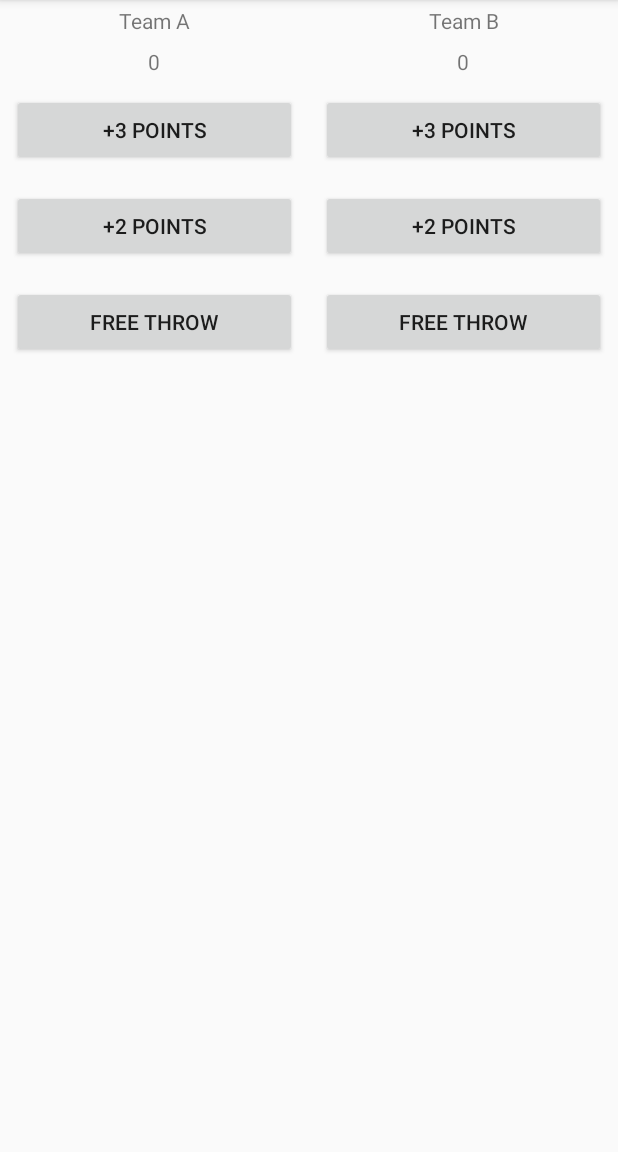
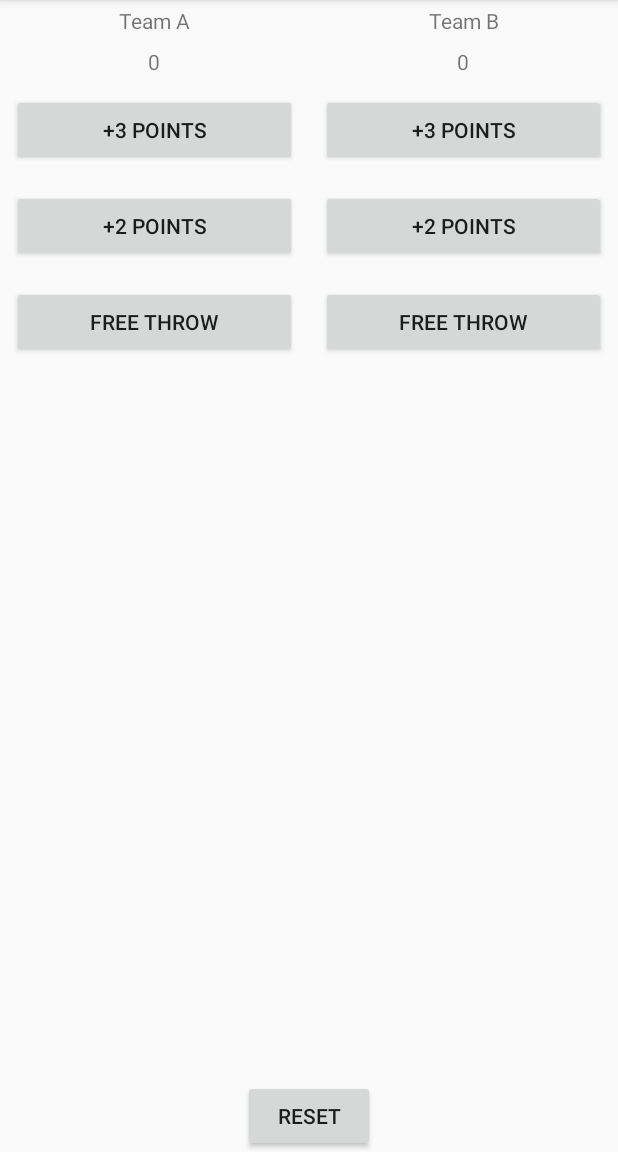
Before and after one commit to Harrison-Wall/Udacity, an Android app: the screen it shows after launch (MainActivity), on a phone screen of 412 x 824 dp, the part 84-1236 px from its top. Run offline under Robolectric (Android 15) with nearby library versions, the phone set to English and light mode, and no system bars.

Commit message:
Added Reset button/method

```diff
--- a/CourtCounter/app/src/main/java/com/example/android/courtcounter/MainActivity.java
+++ b/CourtCounter/app/src/main/java/com/example/android/courtcounter/MainActivity.java
@@ -90,4 +90,12 @@ public class MainActivity extends AppCompatActivity
         scoreTeamB ++;
         displayForTeamB(scoreTeamB);
     }
+
+    public void resetScores(View view)
+    {
+        scoreTeamA = 0;
+        scoreTeamB = 0;
+        displayForTeamB(scoreTeamB);
+        displayForTeamA(scoreTeamA);
+    }
 }
--- a/CourtCounter/app/src/main/res/layout/activity_main.xml
+++ b/CourtCounter/app/src/main/res/layout/activity_main.xml
@@ -1,16 +1,20 @@
 <?xml version="1.0" encoding="utf-8"?>
-<LinearLayout xmlns:android="http://schemas.android.com/apk/res/android"
+<RelativeLayout xmlns:android="http://schemas.android.com/apk/res/android"
     xmlns:tools="http://schemas.android.com/tools"
+    android:layout_width="wrap_content"
+    android:layout_height="wrap_content">
+
+    <LinearLayout
         android:layout_width="match_parent"
         android:layout_height="match_parent"
         android:orientation="horizontal"
         tools:context=".MainActivity">
 
         <LinearLayout
-        android:layout_weight="1"
             android:layout_width="0dp"
             android:layout_height="wrap_content"
-        android:orientation="vertical" >
+            android:layout_weight="1"
+            android:orientation="vertical">
 
             <TextView
                 android:layout_width="match_parent"
@@ -31,30 +35,30 @@
                 android:layout_width="match_parent"
                 android:layout_height="wrap_content"
                 android:layout_margin="8dp"
-            android:text="+3 Points"
-            android:onClick="plus3TeamA"/>
+                android:onClick="plus3TeamA"
+                android:text="+3 Points" />
 
             <Button
                 android:layout_width="match_parent"
                 android:layout_height="wrap_content"
                 android:layout_margin="8dp"
-            android:text="+2 Points"
-            android:onClick="plus2TeamA"/>
+                android:onClick="plus2TeamA"
+                android:text="+2 Points" />
 
             <Button
                 android:layout_width="match_parent"
                 android:layout_height="wrap_content"
                 android:layout_margin="8dp"
-            android:text="Free Throw"
-            android:onClick="plus1TeamA"/>
+                android:onClick="plus1TeamA"
+                android:text="Free Throw" />
 
         </LinearLayout>
 
         <LinearLayout
-        android:layout_weight="1"
             android:layout_width="0dp"
             android:layout_height="wrap_content"
-        android:orientation="vertical" >
+            android:layout_weight="1"
+            android:orientation="vertical">
 
             <TextView
                 android:layout_width="match_parent"
@@ -75,23 +79,33 @@
                 android:layout_width="match_parent"
                 android:layout_height="wrap_content"
                 android:layout_margin="8dp"
-            android:text="+3 Points"
-            android:onClick="plus3TeamB"/>
+                android:onClick="plus3TeamB"
+                android:text="+3 Points" />
 
             <Button
                 android:layout_width="match_parent"
                 android:layout_height="wrap_content"
                 android:layout_margin="8dp"
-            android:text="+2 Points"
-            android:onClick="plus2TeamB"/>
+                android:onClick="plus2TeamB"
+                android:text="+2 Points" />
 
             <Button
                 android:layout_width="match_parent"
                 android:layout_height="wrap_content"
                 android:layout_margin="8dp"
-            android:text="Free Throw"
-            android:onClick="plus1TeamB"/>
+                android:onClick="plus1TeamB"
+                android:text="Free Throw" />
 
         </LinearLayout>
 
     </LinearLayout>
+
+    <Button
+        android:layout_width="wrap_content"
+        android:layout_height="wrap_content"
+        android:layout_alignParentBottom="true"
+        android:layout_centerHorizontal="true"
+        android:onClick="resetScores"
+        android:text="Reset" />
+
+</RelativeLayout>
```
Lines whose indentation alone changed are shown as unchanged.
